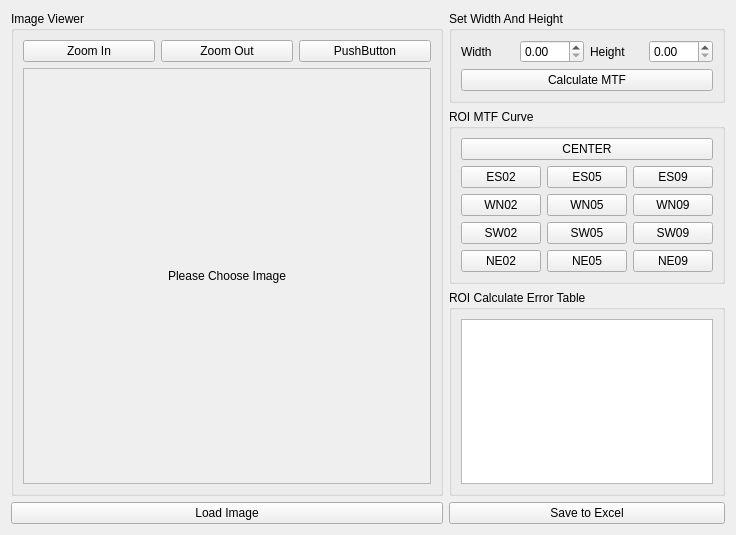
The window that lnxmtfprototype.ui (Wanncye/MechMindQtMTF) describes before a commit, drawn with Qt 5.
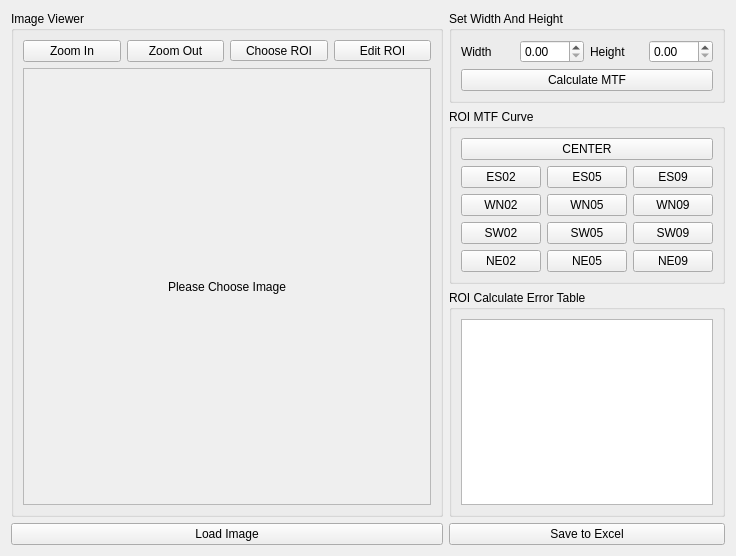
The same window after the commit. Custom widgets are drawn as their Qt base class.

Diff of the .ui file:
```diff
--- a/lnxmtfprototype.ui
+++ b/lnxmtfprototype.ui
@@ -7,7 +7,7 @@
     <x>0</x>
     <y>0</y>
     <width>736</width>
-    <height>535</height>
+    <height>556</height>
    </rect>
   </property>
   <property name="sizePolicy">
@@ -51,9 +51,40 @@
            </widget>
           </item>
           <item>
-           <widget class="QPushButton" name="pushButton">
+           <widget class="QToolButton" name="chooseRoi">
+            <property name="sizePolicy">
+             <sizepolicy hsizetype="Minimum" vsizetype="Fixed">
+              <horstretch>0</horstretch>
+              <verstretch>0</verstretch>
+             </sizepolicy>
+            </property>
+            <property name="focusPolicy">
+             <enum>Qt::StrongFocus</enum>
+            </property>
             <property name="text">
-             <string>PushButton</string>
+             <string>Choose ROI</string>
+            </property>
+            <property name="checkable">
+             <bool>true</bool>
+            </property>
+           </widget>
+          </item>
+          <item>
+           <widget class="QToolButton" name="editRoi">
+            <property name="sizePolicy">
+             <sizepolicy hsizetype="Minimum" vsizetype="Fixed">
+              <horstretch>0</horstretch>
+              <verstretch>0</verstretch>
+             </sizepolicy>
+            </property>
+            <property name="focusPolicy">
+             <enum>Qt::StrongFocus</enum>
+            </property>
+            <property name="text">
+             <string>Edit ROI</string>
+            </property>
+            <property name="checkable">
+             <bool>true</bool>
             </property>
            </widget>
           </item>
```
